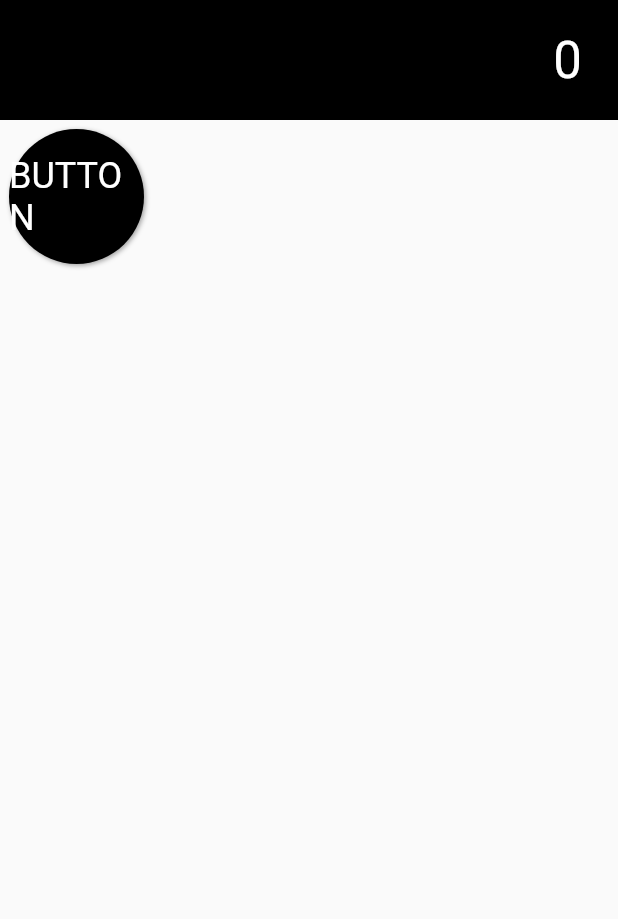
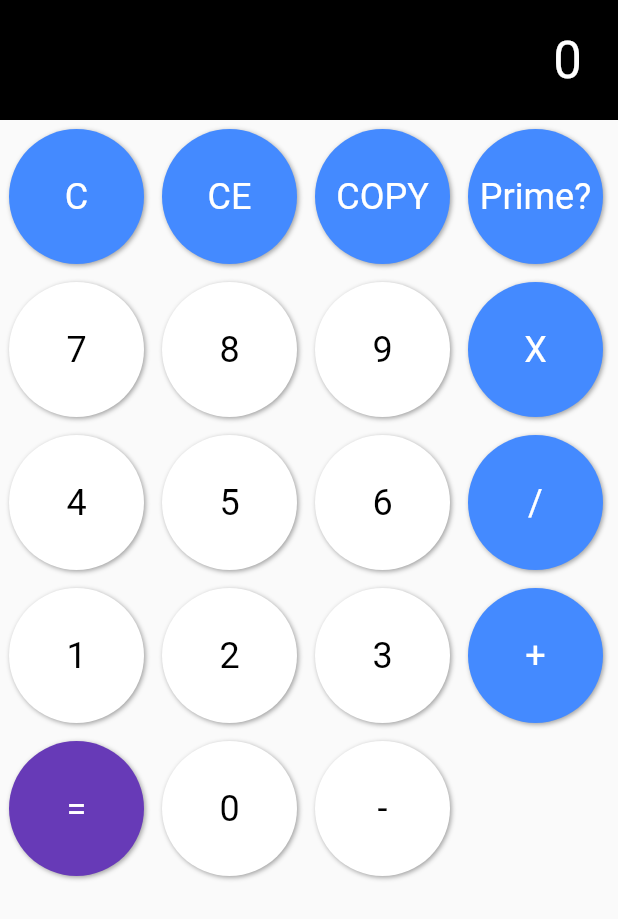
Before and after one commit to D11TScott/flutter-calculator, a Flutter app: the screen it shows after launch, on a phone screen of 412 x 824 dp. Shown: the top 919 px of the screen. Run offline on Flutter 3.47's test engine with Material 2 defaults, Android fonts, the phone set to English and light mode, and no system bars.

Commit message:
Filling out the buttons
All of the calculator buttons are now present and their onClick events are hooked up

```diff
--- a/lib/main.dart
+++ b/lib/main.dart
@@ -35,6 +35,51 @@
 {
   int m_result = 0;
 
+  Widget getButton({required String text, required VoidCallback onClick, Color backgroundColour = Colors.white, Color labelColour = Colors.black}){
+    return CalculatorButton(
+        label: text,
+        onClick: onClick,
+        size: 90,
+        bgColour: backgroundColour,
+        labelColour: labelColour,
+    );
+  }
+
+  void numberPressed(int number)
+  {
+
+  }
+
+  void operatorPressed(String operator)
+  {
+
+  }
+
+  void equalsPressed()
+  {
+
+  }
+
+  void isPrimePressed()
+  {
+
+  }
+
+  void clear()
+  {
+
+  }
+
+  void clearEntry()
+  {
+
+  }
+
+  void copyToClipboard()
+  {
+
+  }
+
   @override
   Widget build(BuildContext context)
   {
@@ -44,13 +89,41 @@
         Row( // Rows are likewise in the horizontal direction
           children: [
             // Here is the bottom of the first row
-            CalculatorButton(
-                label: "BUTTON",
-                onClick: () => {
-
-                }, // onClick
-                size: 90
-            )
+            getButton(text: 'C', onClick: () => clear(), backgroundColour: Colors.blueAccent, labelColour: Colors.white),
+            getButton(text: 'CE', onClick: () => clearEntry(), backgroundColour: Colors.blueAccent, labelColour: Colors.white),
+            getButton(text: 'COPY', onClick: () => copyToClipboard(), backgroundColour: Colors.blueAccent, labelColour: Colors.white),
+            getButton(text: 'Prime?', onClick: () => isPrimePressed(), backgroundColour: Colors.blueAccent, labelColour: Colors.white),
+          ],
+        ),
+        Row( // Rows are likewise in the horizontal direction
+          children: [
+            getButton(text: '7', onClick: () => numberPressed(7)),
+            getButton(text: '8', onClick: () => numberPressed(8)),
+            getButton(text: '9', onClick: () => numberPressed(9)),
+            getButton(text: 'X', onClick: () => operatorPressed("X"), backgroundColour: Colors.blueAccent, labelColour: Colors.white),
+          ],
+        ),
+        Row( // Rows are likewise in the horizontal direction
+          children: [
+            getButton(text: '4', onClick: () => numberPressed(4)),
+            getButton(text: '5', onClick: () => numberPressed(5)),
+            getButton(text: '6', onClick: () => numberPressed(6)),
+            getButton(text: '/', onClick: () => operatorPressed("/"), backgroundColour: Colors.blueAccent, labelColour: Colors.white),
+          ],
+        ),
+        Row( // Rows are likewise in the horizontal direction
+          children: [
+            getButton(text: '1', onClick: () => numberPressed(1)),
+            getButton(text: '2', onClick: () => numberPressed(2)),
+            getButton(text: '3', onClick: () => numberPressed(3)),
+            getButton(text: '+', onClick: () => operatorPressed("+"), backgroundColour: Colors.blueAccent, labelColour: Colors.white),
+          ],
+        ),
+        Row( // Rows are likewise in the horizontal direction
+          children: [
+            getButton(text: '=', onClick: () => equalsPressed(), backgroundColour: Colors.deepPurple, labelColour: Colors.white),
+            getButton(text: '0', onClick: () => numberPressed(0)),
+            getButton(text: '-', onClick: () => operatorPressed("-")),
           ],
         )
       ]
```
